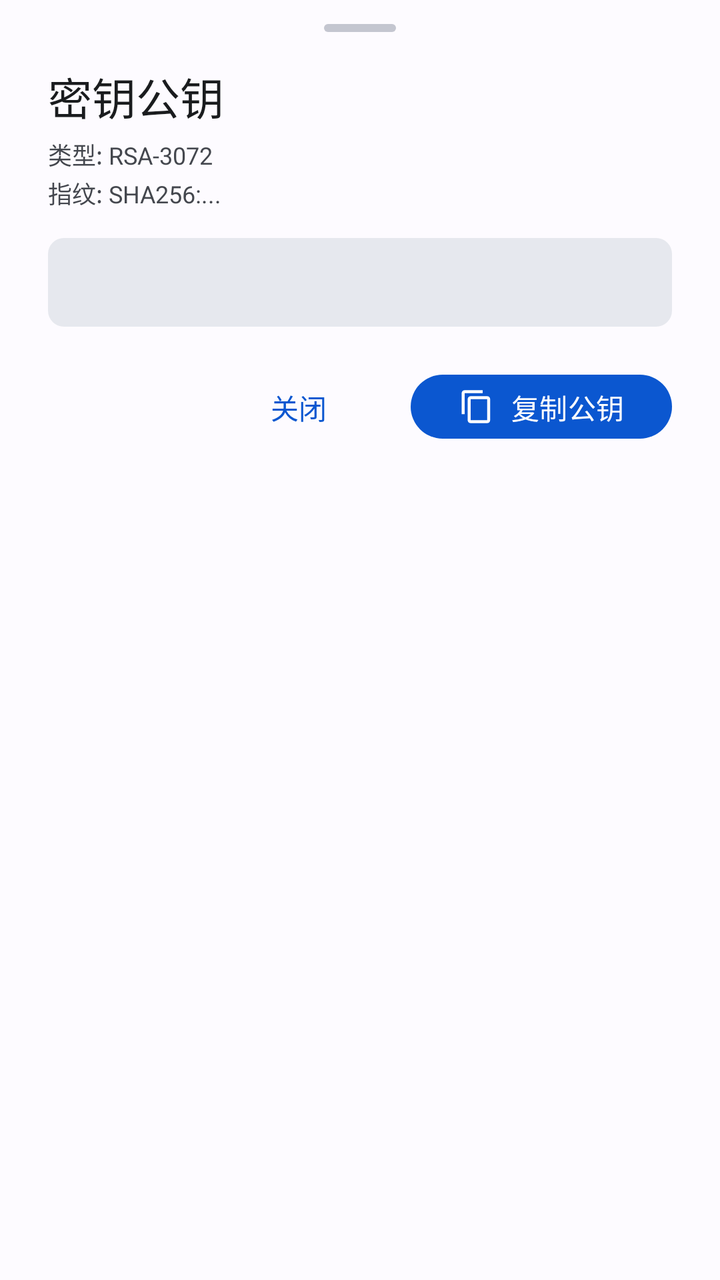
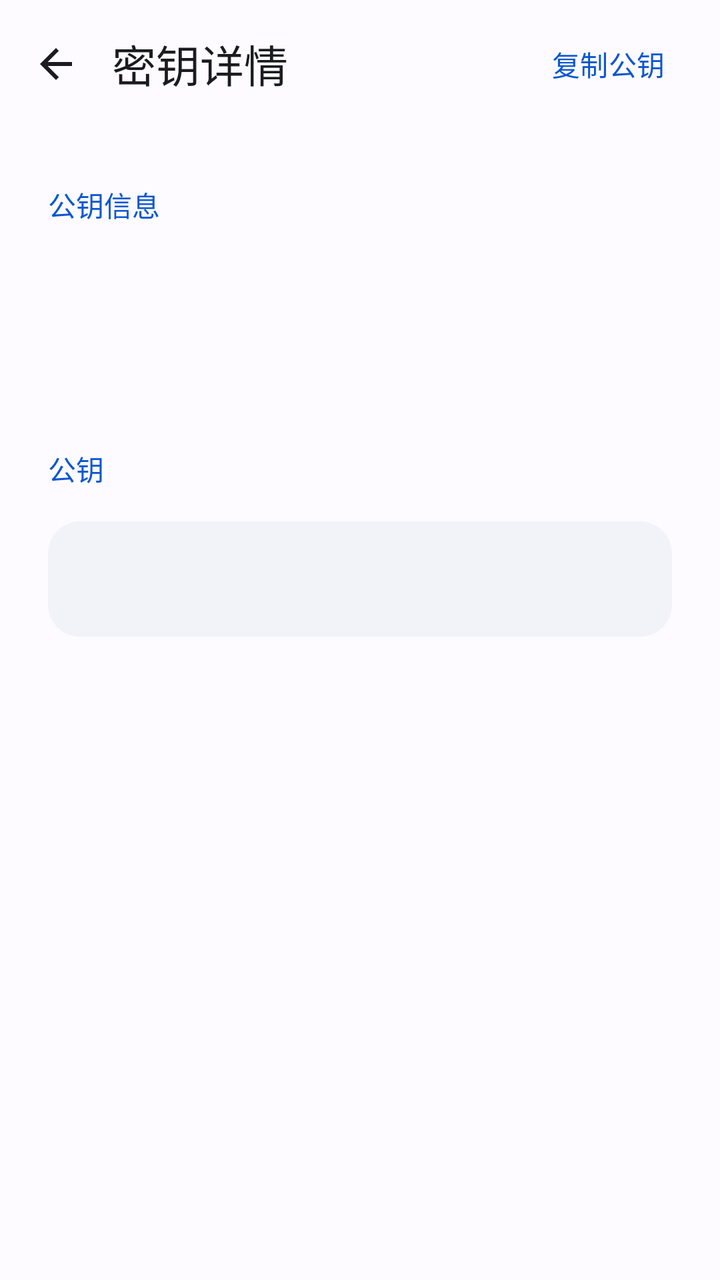

Before-and-after screenshots of an Android layout around one commit, followed by the original layout XML and the change that was made.
<!-- AndroidManifest.xml: application theme AppTheme -->
<!-- res/layout/dialog_key_detail.xml -->
<?xml version="1.0" encoding="utf-8"?>
<LinearLayout
    xmlns:android="http://schemas.android.com/apk/res/android"
    xmlns:app="http://schemas.android.com/apk/res-auto"
    android:layout_width="match_parent"
    android:layout_height="wrap_content"
    android:orientation="vertical"
    android:paddingStart="24dp"
    android:paddingTop="12dp"
    android:paddingEnd="24dp"
    android:paddingBottom="24dp">

    
    <View
        android:layout_width="36dp"
        android:layout_height="4dp"
        android:layout_gravity="center_horizontal"
        android:layout_marginBottom="16dp"
        android:background="@drawable/bg_drag_handle" />

    <TextView
        android:id="@+id/tv_detail_key_name"
        android:layout_width="match_parent"
        android:layout_height="wrap_content"
        android:text="密钥公钥"
        android:textColor="?attr/colorOnSurface"
        android:textSize="22sp"
        android:fontFamily="sans-serif-medium" />

    <TextView
        android:id="@+id/tv_detail_key_info"
        android:layout_width="match_parent"
        android:layout_height="wrap_content"
        android:layout_marginTop="4dp"
        android:layout_marginBottom="14dp"
        android:text="类型: RSA-3072\n指纹: SHA256:..."
        android:textColor="?attr/colorOnSurfaceVariant"
        android:textSize="12sp"
        android:lineSpacingExtra="2dp" />

    
    <FrameLayout
        android:layout_width="match_parent"
        android:layout_height="wrap_content"
        android:background="@drawable/bg_chip_tag"
        android:backgroundTint="?attr/colorSurfaceContainerHighest"
        android:padding="14dp">

        <TextView
            android:id="@+id/tv_detail_pubkey"
            android:layout_width="match_parent"
            android:layout_height="wrap_content"
            android:fontFamily="monospace"
            android:maxLines="8"
            android:scrollbars="vertical"
            android:textIsSelectable="true"
            android:textColor="?attr/colorOnSurface"
            android:textSize="12sp"
            android:lineSpacingExtra="3dp" />
    </FrameLayout>

    
    <LinearLayout
        android:layout_width="match_parent"
        android:layout_height="wrap_content"
        android:layout_marginTop="20dp"
        android:gravity="end"
        android:orientation="horizontal">

        <com.google.android.material.button.MaterialButton
            android:id="@+id/btn_close_detail"
            style="@style/Widget.Material3.Button.TextButton"
            android:layout_width="wrap_content"
            android:layout_height="40dp"
            android:text="关闭" />

        <com.google.android.material.button.MaterialButton
            android:id="@+id/btn_copy_pubkey"
            style="@style/Widget.Material3.Button"
            android:layout_width="wrap_content"
            android:layout_height="40dp"
            android:layout_marginStart="12dp"
            android:text="复制公钥"
            app:icon="@drawable/ic_content_copy"
            app:iconTint="?attr/colorOnPrimary" />
    </LinearLayout>

</LinearLayout>
<!-- resources referenced by this layout -->
<resources>
  <!-- drawable bg_chip_tag (drawable) -->
  <?xml version="1.0" encoding="utf-8"?>
  <shape xmlns:android="http://schemas.android.com/apk/res/android"
      android:shape="rectangle">
      <corners android:radius="8dp" />
      <solid android:color="?attr/colorSurfaceContainerHighest" />
      <padding android:left="8dp" android:top="3dp" android:right="8dp" android:bottom="3dp" />
  </shape>
  <!-- drawable bg_drag_handle (drawable) -->
  <?xml version="1.0" encoding="utf-8"?>
  <shape xmlns:android="http://schemas.android.com/apk/res/android"
      android:shape="rectangle">
      <corners android:radius="3dp" />
      <solid android:color="?attr/colorOutlineVariant" />
      <size android:width="36dp" android:height="4dp" />
  </shape>
  <!-- drawable ic_content_copy (drawable) -->
  <vector xmlns:android="http://schemas.android.com/apk/res/android"
      android:width="24dp"
      android:height="24dp"
      android:viewportWidth="24"
      android:viewportHeight="24">
      <path
          android:fillColor="@color/md_theme_onSurfaceVariant"
          android:pathData="M16,1H4C2.9,1 2,1.9 2,3v14h2V3h12V1zm3,4H8C6.9,5 6,5.9 6,7v14c0,1.1 0.9,2 2,2h11c1.1,0 2,-0.9 2,-2V7c0,-1.1 -0.9,-2 -2,-2zm0,16H8V7h11v14z" />
  </vector>
  <style name="AppTheme" parent="Theme.Material3.DayNight.NoActionBar">
          <item name="colorPrimary">@color/md_theme_primary</item>
          <item name="colorOnPrimary">@color/md_theme_onPrimary</item>
          <item name="colorPrimaryContainer">@color/md_theme_primaryContainer</item>
          <item name="colorOnPrimaryContainer">@color/md_theme_onPrimaryContainer</item>
  
          <item name="colorSecondary">@color/md_theme_secondary</item>
          <item name="colorOnSecondary">@color/md_theme_onSecondary</item>
          <item name="colorSecondaryContainer">@color/md_theme_secondaryContainer</item>
          <item name="colorOnSecondaryContainer">@color/md_theme_onSecondaryContainer</item>
  
          <item name="colorTertiary">@color/md_theme_tertiary</item>
          <item name="colorOnTertiary">@color/md_theme_onTertiary</item>
          <item name="colorTertiaryContainer">@color/md_theme_tertiaryContainer</item>
          <item name="colorOnTertiaryContainer">@color/md_theme_onTertiaryContainer</item>
  
          <item name="colorError">@color/md_theme_error</item>
          <item name="colorOnError">@color/md_theme_onError</item>
          <item name="colorErrorContainer">@color/md_theme_errorContainer</item>
          <item name="colorOnErrorContainer">@color/md_theme_onErrorContainer</item>
  
          <item name="colorSurface">@color/md_theme_surface</item>
          <item name="colorOnSurface">@color/md_theme_onSurface</item>
          <item name="colorSurfaceVariant">@color/md_theme_surfaceVariant</item>
          <item name="colorOnSurfaceVariant">@color/md_theme_onSurfaceVariant</item>
          <item name="colorSurfaceContainerLowest">@color/md_theme_surfaceContainerLowest</item>
          <item name="colorSurfaceContainerLow">@color/md_theme_surfaceContainerLow</item>
          <item name="colorSurfaceContainer">@color/md_theme_surfaceContainer</item>
          <item name="colorSurfaceContainerHigh">@color/md_theme_surfaceContainerHigh</item>
          <item name="colorSurfaceContainerHighest">@color/md_theme_surfaceContainerHighest</item>
          <item name="colorOnBackground">@color/md_theme_onBackground</item>
          <item name="colorOutline">@color/md_theme_outline</item>
          <item name="colorOutlineVariant">@color/md_theme_outlineVariant</item>
  
          <item name="android:windowBackground">@color/md_theme_surface</item>
          <item name="android:statusBarColor">@android:color/transparent</item>
          <item name="android:navigationBarColor">@android:color/transparent</item>
  
          <item name="bottomSheetDialogTheme">@style/PixelBottomSheetDialogTheme</item>
          <item name="materialAlertDialogTheme">@style/PixelAlertDialogTheme</item>
      </style>
  <color name="md_theme_error">#BA1A1A</color>
  <color name="md_theme_outline">#74777F</color>
  <!-- unchanged entries left out for length: 31 -->
</resources>

<!-- the commit's change to res/layout/dialog_key_detail.xml (unified diff, before → after) -->
@@ -3,86 +3,99 @@
     xmlns:android="http://schemas.android.com/apk/res/android"
     xmlns:app="http://schemas.android.com/apk/res-auto"
     android:layout_width="match_parent"
-    android:layout_height="wrap_content"
+    android:layout_height="match_parent"
     android:orientation="vertical"
-    android:paddingStart="24dp"
-    android:paddingTop="12dp"
-    android:paddingEnd="24dp"
-    android:paddingBottom="24dp">
-
-    
-    <View
-        android:layout_width="36dp"
-        android:layout_height="4dp"
-        android:layout_gravity="center_horizontal"
-        android:layout_marginBottom="16dp"
-        android:background="@drawable/bg_drag_handle" />
-
-    <TextView
-        android:id="@+id/tv_detail_key_name"
-        android:layout_width="match_parent"
-        android:layout_height="wrap_content"
-        android:text="密钥公钥"
-        android:textColor="?attr/colorOnSurface"
-        android:textSize="22sp"
-        android:fontFamily="sans-serif-medium" />
-
-    <TextView
-        android:id="@+id/tv_detail_key_info"
-        android:layout_width="match_parent"
-        android:layout_height="wrap_content"
-        android:layout_marginTop="4dp"
-        android:layout_marginBottom="14dp"
-        android:text="类型: RSA-3072\n指纹: SHA256:..."
-        android:textColor="?attr/colorOnSurfaceVariant"
-        android:textSize="12sp"
-        android:lineSpacingExtra="2dp" />
-
-    
-    <FrameLayout
-        android:layout_width="match_parent"
-        android:layout_height="wrap_content"
-        android:background="@drawable/bg_chip_tag"
-        android:backgroundTint="?attr/colorSurfaceContainerHighest"
-        android:padding="14dp">
-
-        <TextView
-            android:id="@+id/tv_detail_pubkey"
-            android:layout_width="match_parent"
-            android:layout_height="wrap_content"
-            android:fontFamily="monospace"
-            android:maxLines="8"
-            android:scrollbars="vertical"
-            android:textIsSelectable="true"
-            android:textColor="?attr/colorOnSurface"
-            android:textSize="12sp"
-            android:lineSpacingExtra="3dp" />
-    </FrameLayout>
-
-    
+    android:background="?attr/colorSurface"
+    android:fitsSystemWindows="true">
     <LinearLayout
         android:layout_width="match_parent"
         android:layout_height="wrap_content"
-        android:layout_marginTop="20dp"
-        android:gravity="end"
-        android:orientation="horizontal">
-
+        android:minHeight="64dp"
+        android:gravity="center_vertical"
+        android:paddingEnd="12dp">
+        <ImageButton
+            android:id="@+id/btn_close_detail"
+            android:layout_width="56dp"
+            android:layout_height="56dp"
+            android:background="?attr/selectableItemBackgroundBorderless"
+            android:padding="16dp"
+            android:src="@drawable/ic_arrow_back"
+            app:tint="?attr/colorOnSurface"
+            android:contentDescription="@string/navigate_back" />
+        <TextView
+            android:layout_width="0dp"
+            android:layout_height="wrap_content"
+            android:text="@string/key_details"
+            android:textSize="22sp"
+            android:textColor="?attr/colorOnSurface"
+            android:id="@+id/tv_dialog_title"
+            android:layout_weight="1" />
         <com.google.android.material.button.MaterialButton
-            android:id="@+id/btn_close_detail"
+            android:id="@+id/btn_copy_pubkey"
             style="@style/Widget.Material3.Button.TextButton"
             android:layout_width="wrap_content"
-            android:layout_height="40dp"
-            android:text="关闭" />
-
-        <com.google.android.material.button.MaterialButton
-            android:id="@+id/btn_copy_pubkey"
-            style="@style/Widget.Material3.Button"
-            android:layout_width="wrap_content"
-            android:layout_height="40dp"
-            android:layout_marginStart="12dp"
-            android:text="复制公钥"
-            app:icon="@drawable/ic_content_copy"
-            app:iconTint="?attr/colorOnPrimary" />
+            android:layout_height="wrap_content"
+            android:minHeight="48dp"
+            android:text="@string/key_copy_public" />
     </LinearLayout>
-
+    <androidx.core.widget.NestedScrollView
+        android:layout_width="match_parent"
+        android:layout_height="0dp"
+        android:layout_weight="1"
+        android:fillViewport="true"
+        android:clipToPadding="false">
+        <LinearLayout
+            android:layout_width="match_parent"
+            android:layout_height="wrap_content"
+            android:orientation="vertical"
+            android:paddingStart="24dp"
+            android:paddingEnd="24dp"
+            android:paddingBottom="32dp">
+            <TextView
+                android:layout_width="match_parent"
+                android:layout_height="wrap_content"
+                android:text="@string/key_public_info"
+                android:textSize="14sp"
+                android:textColor="?attr/colorPrimary"
+                android:paddingTop="28dp"
+                android:paddingBottom="16dp"
+                android:fontFamily="sans-serif-medium" />
+            <TextView
+                android:layout_width="match_parent"
+                android:layout_height="wrap_content"
+                android:text=""
+                android:textSize="24sp"
+                android:textColor="?attr/colorOnSurface"
+                android:id="@+id/tv_detail_key_name" />
+            <TextView
+                android:layout_width="match_parent"
+                android:layout_height="wrap_content"
+                android:text=""
+                android:textSize="14sp"
+                android:textColor="?attr/colorOnSurfaceVariant"
+                android:id="@+id/tv_detail_key_info"
+                android:layout_marginTop="16dp"
+                android:textIsSelectable="true" />
+            <TextView
+                android:layout_width="match_parent"
+                android:layout_height="wrap_content"
+                android:text="@string/public_key"
+                android:textSize="14sp"
+                android:textColor="?attr/colorPrimary"
+                android:paddingTop="28dp"
+                android:paddingBottom="16dp"
+                android:fontFamily="sans-serif-medium" />
+            <TextView
+                android:layout_width="match_parent"
+                android:layout_height="wrap_content"
+                android:text=""
+                android:textSize="13sp"
+                android:textColor="?attr/colorOnSurface"
+                android:id="@+id/tv_detail_pubkey"
+                android:fontFamily="monospace"
+                android:textIsSelectable="true"
+                android:background="@drawable/bg_setting_row"
+                android:padding="20dp" />
+        </LinearLayout>
+    </androidx.core.widget.NestedScrollView>
 </LinearLayout>
<!-- resource entries referenced after the edit -->
@@ -1,32 +1,16 @@
 <!-- resources referenced by this layout -->
 <resources>
-  <!-- drawable bg_chip_tag (drawable) -->
-  <?xml version="1.0" encoding="utf-8"?>
-  <shape xmlns:android="http://schemas.android.com/apk/res/android"
-      android:shape="rectangle">
-      <corners android:radius="8dp" />
-      <solid android:color="?attr/colorSurfaceContainerHighest" />
-      <padding android:left="8dp" android:top="3dp" android:right="8dp" android:bottom="3dp" />
-  </shape>
-  <!-- drawable bg_drag_handle (drawable) -->
-  <?xml version="1.0" encoding="utf-8"?>
-  <shape xmlns:android="http://schemas.android.com/apk/res/android"
-      android:shape="rectangle">
-      <corners android:radius="3dp" />
-      <solid android:color="?attr/colorOutlineVariant" />
-      <size android:width="36dp" android:height="4dp" />
-  </shape>
-  <!-- drawable ic_content_copy (drawable) -->
-  <vector xmlns:android="http://schemas.android.com/apk/res/android"
-      android:width="24dp"
-      android:height="24dp"
-      android:viewportWidth="24"
-      android:viewportHeight="24">
-      <path
-          android:fillColor="@color/md_theme_onSurfaceVariant"
-          android:pathData="M16,1H4C2.9,1 2,1.9 2,3v14h2V3h12V1zm3,4H8C6.9,5 6,5.9 6,7v14c0,1.1 0.9,2 2,2h11c1.1,0 2,-0.9 2,-2V7c0,-1.1 -0.9,-2 -2,-2zm0,16H8V7h11v14z" />
-  </vector>
-  <style name="AppTheme" parent="Theme.Material3.DayNight.NoActionBar">
+  <!-- drawable bg_setting_row (drawable) -->
+  <shape xmlns:android="http://schemas.android.com/apk/res/android" xmlns:app="http://schemas.android.com/apk/res-auto"><solid android:color="?attr/colorSurfaceContainer"/><corners android:radius="16dp"/></shape>
+  <!-- drawable ic_arrow_back (drawable) -->
+  <vector xmlns:android="http://schemas.android.com/apk/res/android" xmlns:app="http://schemas.android.com/apk/res-auto" android:width="24dp" android:height="24dp" android:viewportWidth="24" android:viewportHeight="24"><path android:fillColor="#FFFFFFFF" android:pathData="M20,11H7.83l5.59,-5.59L12,4l-8,8 8,8 1.42,-1.41L7.83,13H20z"/></vector>
+  <string name="key_copy_public">复制公钥</string>
+  <string name="key_details">密钥详情</string>
+  <string name="key_public_info">公钥信息</string>
+  <string name="navigate_back">返回</string>
+  <string name="public_key">公钥</string>
+  <style name="AppTheme" parent="BaseAppTheme" />
+  <style name="BaseAppTheme" parent="Theme.Material3.DayNight.NoActionBar">
           <item name="colorPrimary">@color/md_theme_primary</item>
           <item name="colorOnPrimary">@color/md_theme_onPrimary</item>
           <item name="colorPrimaryContainer">@color/md_theme_primaryContainer</item>
@@ -60,15 +44,17 @@
           <item name="colorOutline">@color/md_theme_outline</item>
           <item name="colorOutlineVariant">@color/md_theme_outlineVariant</item>
   
-          <item name="android:windowBackground">@color/md_theme_surface</item>
+          <item name="android:windowLightStatusBar">@bool/light_system_bars</item>
+          <item name="android:windowBackground">?attr/colorSurface</item>
           <item name="android:statusBarColor">@android:color/transparent</item>
-          <item name="android:navigationBarColor">@android:color/transparent</item>
+          <item name="android:navigationBarColor">@color/term_surface</item>
   
           <item name="bottomSheetDialogTheme">@style/PixelBottomSheetDialogTheme</item>
           <item name="materialAlertDialogTheme">@style/PixelAlertDialogTheme</item>
       </style>
   <color name="md_theme_error">#BA1A1A</color>
   <color name="md_theme_outline">#74777F</color>
+  <color name="term_surface">#111318</color>
   <!-- unchanged entries left out for length: 31 -->
 </resources>
 
